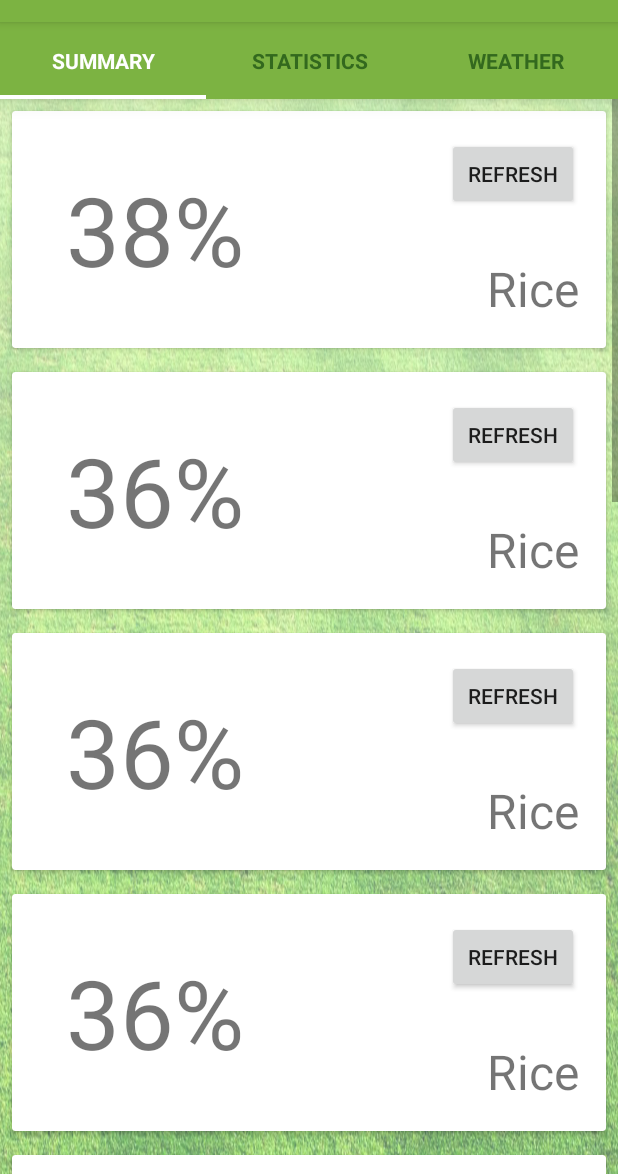
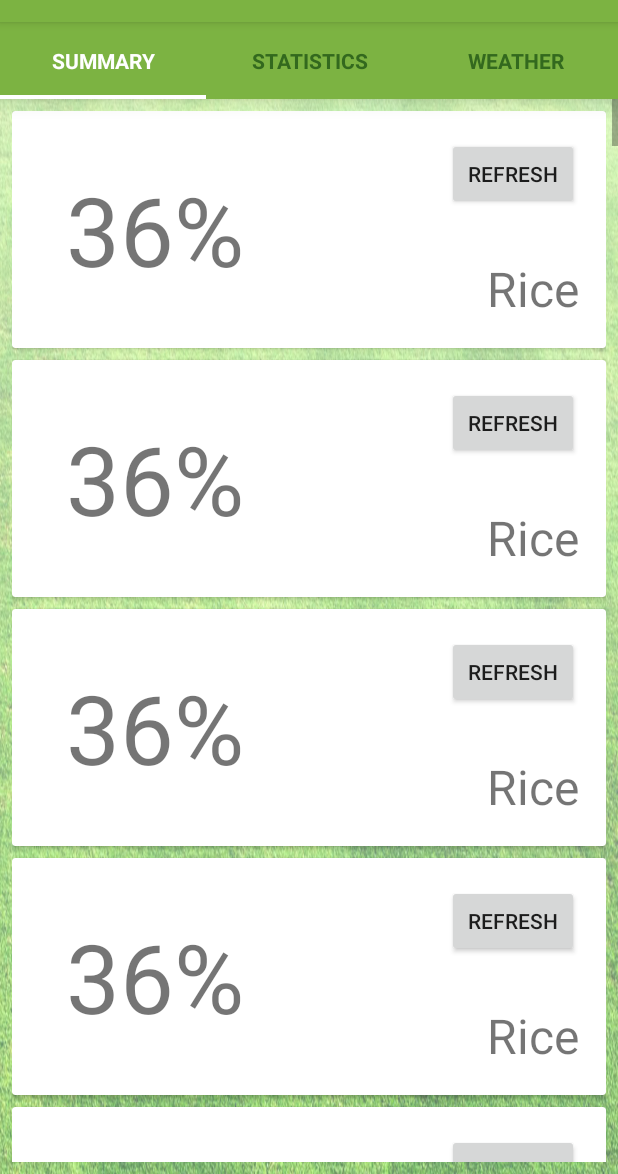
Before and after one commit to KidEinstein/intelligation-android, an Android app: the SummaryFragment screen opened directly, with no data from a screen before it, on a phone screen of 412 x 824 dp, the part 62-1236 px from its top. Run offline under Robolectric (Android 15) with nearby library versions, the phone set to English and light mode, and no system bars.

Commit message:
Switched to ListView

```diff
--- a/app/src/main/java/in/gotech/intelligation/SummaryFragment.java
+++ b/app/src/main/java/in/gotech/intelligation/SummaryFragment.java
@@ -4,6 +4,8 @@ package in.gotech.intelligation;
  * Created by anirudh on 21/07/15.
  */
 
+import android.content.Context;
+import android.hardware.Sensor;
 import android.os.Bundle;
 import android.support.annotation.Nullable;
 import android.support.v4.app.Fragment;
@@ -11,10 +13,16 @@ import android.support.v7.widget.CardView;
 import android.view.LayoutInflater;
 import android.view.View;
 import android.view.ViewGroup;
+import android.widget.Adapter;
+import android.widget.ArrayAdapter;
 import android.widget.FrameLayout;
 import android.widget.LinearLayout;
+import android.widget.ListAdapter;
+import android.widget.ListView;
 import android.widget.TextView;
 
+import java.util.ArrayList;
+import java.util.Date;
 import java.util.Random;
 
 public class SummaryFragment extends Fragment {
@@ -24,22 +32,86 @@ public class SummaryFragment extends Fragment {
         View summaryView = inflater.inflate(
                 R.layout.summary, container, false);
 
-        LinearLayout summaryLinearLayout = (LinearLayout) summaryView.findViewById(R.id.summary_linear_layout);
+        ListView summaryListView = (ListView) summaryView.findViewById(R.id.summary_list_view);
 
-        for (int i = 0; i < 10; i++) {
-            CardView summaryCardView = (CardView) inflater.inflate(
-                    R.layout.summary_card, summaryLinearLayout, false);
+//        for (int i = 0; i < 10; i++) {
+//            CardView summaryCardView = (CardView) inflater.inflate(
+//                    R.layout.summary_card, summaryLinearLayout, false);
+//
+//            TextView sensorValueTextView = (TextView) summaryCardView.findViewById(R.id.sensor_value_text_view);
+//
+//            Random rn = new Random();
+//
+//            sensorValueTextView.setText("" + rn.nextInt(100) + "%");
+//
+//            summaryLinearLayout.addView(summaryCardView);
+//        }
 
+        ArrayList<Sensor> sensorArrayList = new ArrayList<Sensor>();
+        for (int i = 0; i < 100; i++) {
+            sensorArrayList.add(new Sensor());
+        }
+
+        SummaryListAdapter summaryListAdapter = new SummaryListAdapter(getActivity(), R.layout.summary_card, sensorArrayList);
+
+        summaryListView.setAdapter(summaryListAdapter);
+
+        return summaryView;
+
+    }
+
+    public class Sensor {
+        int sensorId;
+        String cropName;
+        int sensorValue;
+
+        public Sensor() {
+            Random rn = new Random();
+            sensorId = rn.nextInt(100);
+            cropName = "Banana";
+
+        }
+        public int getSensorId() {
+            return sensorId;
+        }
+        public String getCropName() {
+            return cropName;
+        }
+
+    }
+    public class SummaryListAdapter extends ArrayAdapter<Sensor> {
+
+        ArrayList<Sensor> sensorArrayList;
+        Context mContext;
+        LayoutInflater inflater;
+
+        public SummaryListAdapter(Context context, int layoutResourceId, ArrayList<Sensor> data) {
+            super(context, layoutResourceId, data);
+            sensorArrayList = data;
+            mContext = context;
+            inflater = getActivity().getLayoutInflater();
+        }
+
+        @Override
+        public View getView(int position, View convertView, ViewGroup parent) {
+            Sensor currentSensor = sensorArrayList.get(position);
+
+            if (convertView == null) {
+
+                convertView = inflater.inflate(
+                        R.layout.summary_card, parent, false);
+            }
+
+            CardView summaryCardView = (CardView) convertView;
             TextView sensorValueTextView = (TextView) summaryCardView.findViewById(R.id.sensor_value_text_view);
 
             Random rn = new Random();
 
             sensorValueTextView.setText("" + rn.nextInt(100) + "%");
 
-            summaryLinearLayout.addView(summaryCardView);
+            TextView cropNameTextView = (TextView) summaryCardView.findViewById(R.id.crop_name_text_view);
+
+            return summaryCardView;
         }
-
-        return summaryView;
-
     }
 }
--- a/app/src/main/res/layout/splashscreen.xml
+++ b/app/src/main/res/layout/splashscreen.xml
@@ -6,8 +6,8 @@
     <ImageView
         android:layout_width="wrap_content"
         android:layout_height="wrap_content"
-        android:background="@drawable/splash"
-        android:scaleType="centerCrop" />
+        android:scaleType="centerCrop"
+        android:src="@drawable/splash" />
 
     <TextView
         android:layout_width="wrap_content"
--- a/app/src/main/res/layout/summary.xml
+++ b/app/src/main/res/layout/summary.xml
@@ -1,58 +1,11 @@
 <?xml version="1.0" encoding="utf-8"?>
-<ScrollView xmlns:android="http://schemas.android.com/apk/res/android"
+
+<ListView xmlns:android="http://schemas.android.com/apk/res/android"
+    android:id="@+id/summary_list_view"
     style="@style/FieldBackground"
     android:layout_width="match_parent"
-    android:layout_height="match_parent">
-
-    <LinearLayout
-        android:id="@+id/summary_linear_layout"
-        android:layout_width="match_parent"
-        android:layout_height="match_parent"
-        android:orientation="vertical">
-
-        <android.support.v7.widget.CardView xmlns:android="http://schemas.android.com/apk/res/android"
-            android:layout_width="match_parent"
-            android:layout_height="wrap_content"
-            android:layout_margin="8dp"
-            android:padding="8dp">
-
-            <RelativeLayout
-                android:layout_width="match_parent"
-                android:layout_height="match_parent"
-                android:layout_margin="18dp">
-
-                <TextView
-                    android:id="@+id/sensor_value_text_view"
-                    android:layout_width="wrap_content"
-                    android:layout_height="wrap_content"
-                    android:layout_alignParentLeft="true"
-                    android:layout_margin="18dp"
-                    android:text="38%"
-                    android:textSize="64sp" />
-
-                <Button
-                    android:id="@+id/refresh_button"
-                    android:layout_width="wrap_content"
-                    android:layout_height="48dp"
-                    android:layout_alignParentRight="true"
-                    android:layout_alignParentTop="true"
-                    android:text="Refresh" />
-
-                <TextView
-                    android:id="@+id/crop_name"
-                    android:layout_width="wrap_content"
-                    android:layout_height="wrap_content"
-                    android:layout_alignParentBottom="true"
-                    android:layout_alignParentRight="true"
-                    android:text="Rice"
-                    android:textSize="32sp" />
-
-
-            </RelativeLayout>
-
-
-        </android.support.v7.widget.CardView>
-
-
-    </LinearLayout>
-</ScrollView>
+    android:layout_height="match_parent"
+    android:divider="@android:color/transparent"
+    android:dividerHeight="8dp"
+    android:padding="8dp"
+    android:scrollbarStyle="outsideOverlay" />
--- a/app/src/main/res/layout/summary_card.xml
+++ b/app/src/main/res/layout/summary_card.xml
@@ -3,7 +3,6 @@
 <android.support.v7.widget.CardView xmlns:android="http://schemas.android.com/apk/res/android"
     android:layout_width="match_parent"
     android:layout_height="wrap_content"
-    android:layout_margin="8dp"
     android:padding="8dp">
 
     <RelativeLayout
@@ -29,7 +28,7 @@
             android:text="Refresh" />
 
         <TextView
-            android:id="@+id/crop_name"
+            android:id="@+id/crop_name_text_view"
             android:layout_width="wrap_content"
             android:layout_height="wrap_content"
             android:layout_alignParentBottom="true"
```
